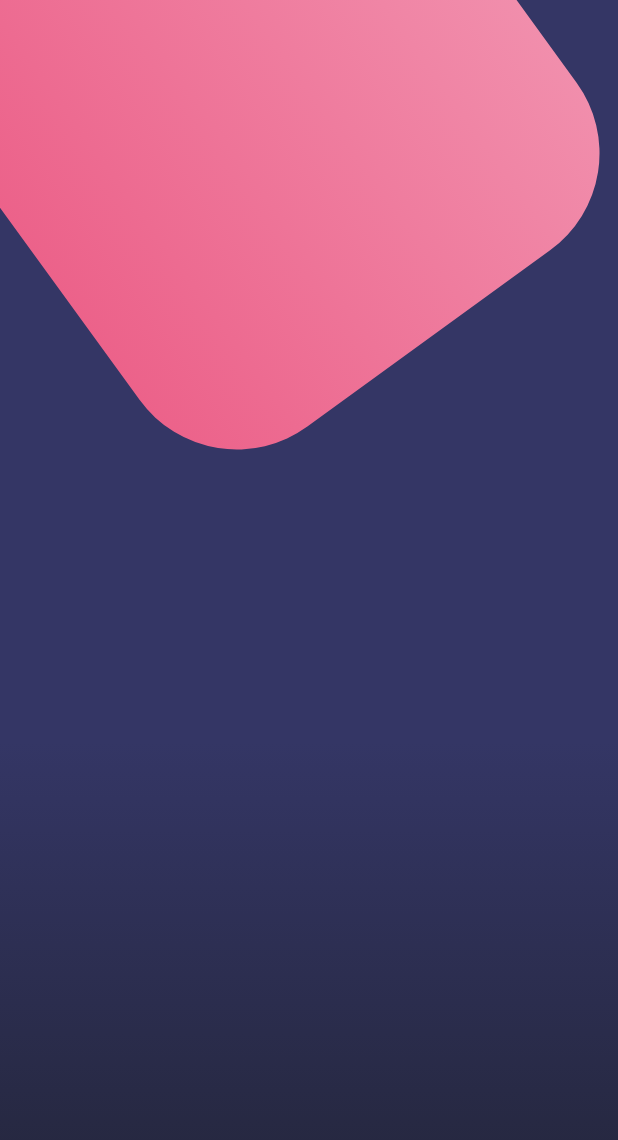
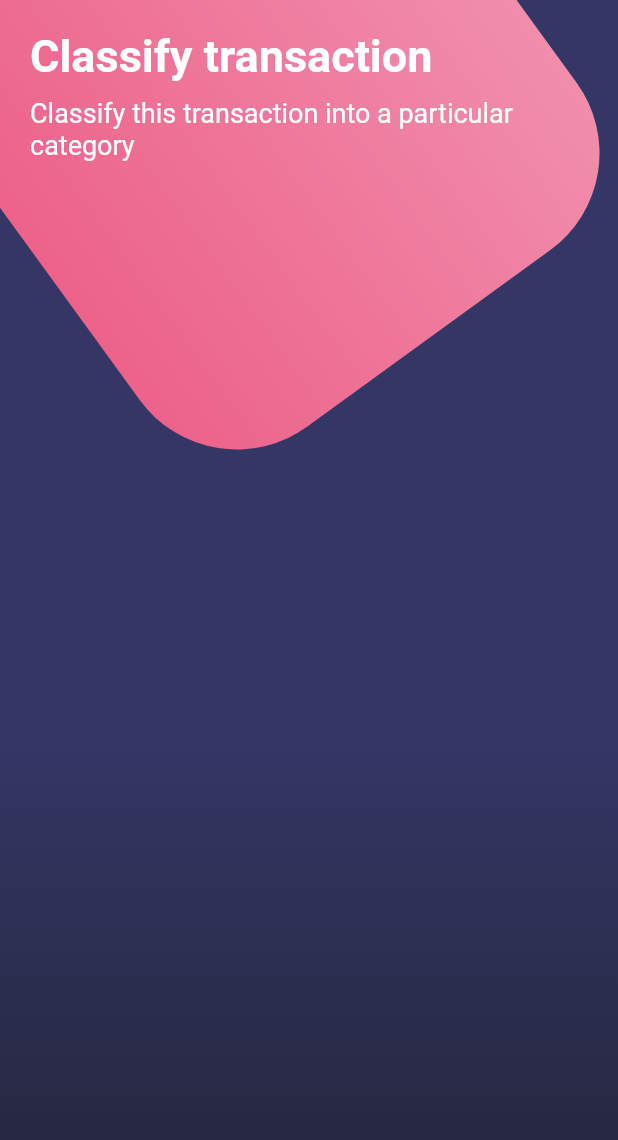
Before and after one commit to KarenTamer/Disenos, a Flutter app: the screen it shows after launch, on a phone screen of 412 x 824 dp. Shown: the top 1140 px of the screen. Run offline on Flutter 3.47's test engine with Material 2 defaults, Android fonts, the phone set to English and light mode, and no system bars.

Commit message:
Diseño Compuesto

```diff
--- a/lib/main.dart
+++ b/lib/main.dart
@@ -3,12 +3,20 @@ import 'package:flutter/material.dart';
 import 'package:disenos/src/pages/botones_page.dart';
 import 'package:disenos/src/pages/basico_page.dart';
 import 'package:disenos/src/pages/scroll_page.dart';
+import 'package:flutter/services.dart';
 
 void main() => runApp(MyApp());
 
 class MyApp extends StatelessWidget {
   @override
   Widget build(BuildContext context) {
+
+    SystemChrome.setSystemUIOverlayStyle(SystemUiOverlayStyle.light.copyWith(
+      statusBarColor:  Colors.white
+      ));
+
+
+
     return MaterialApp(
       debugShowCheckedModeBanner: false,
       title: 'Diseños',
--- a/lib/src/pages/botones_page.dart
+++ b/lib/src/pages/botones_page.dart
@@ -10,6 +10,14 @@ class BotonesPage extends StatelessWidget {
       body: Stack(
         children: <Widget> [
           _fondoApp(),
+
+          SingleChildScrollView(
+            child: Column(
+              children: <Widget>[
+                _titulos(),
+              ],
+            ),
+          )
         ],
       ),
     );
@@ -61,4 +69,23 @@ class BotonesPage extends StatelessWidget {
     );
   }
 
+  Widget _titulos(){
+    return SafeArea(
+      child: Container(
+        padding: EdgeInsets.all(20.0),
+        child: Column(
+          crossAxisAlignment: CrossAxisAlignment.start,
+          children: <Widget>[
+            Text('Classify transaction', style: TextStyle(color: Colors.white, fontSize: 30.0, fontWeight: FontWeight.bold)),
+            SizedBox(height: 10.0),
+            Text('Classify this transaction into a particular category',style: TextStyle(color: Colors.white, fontSize: 18.0)),
+          ],
+
+        ),
+
+      ),
+    );
+  }
+
+
 }
```
